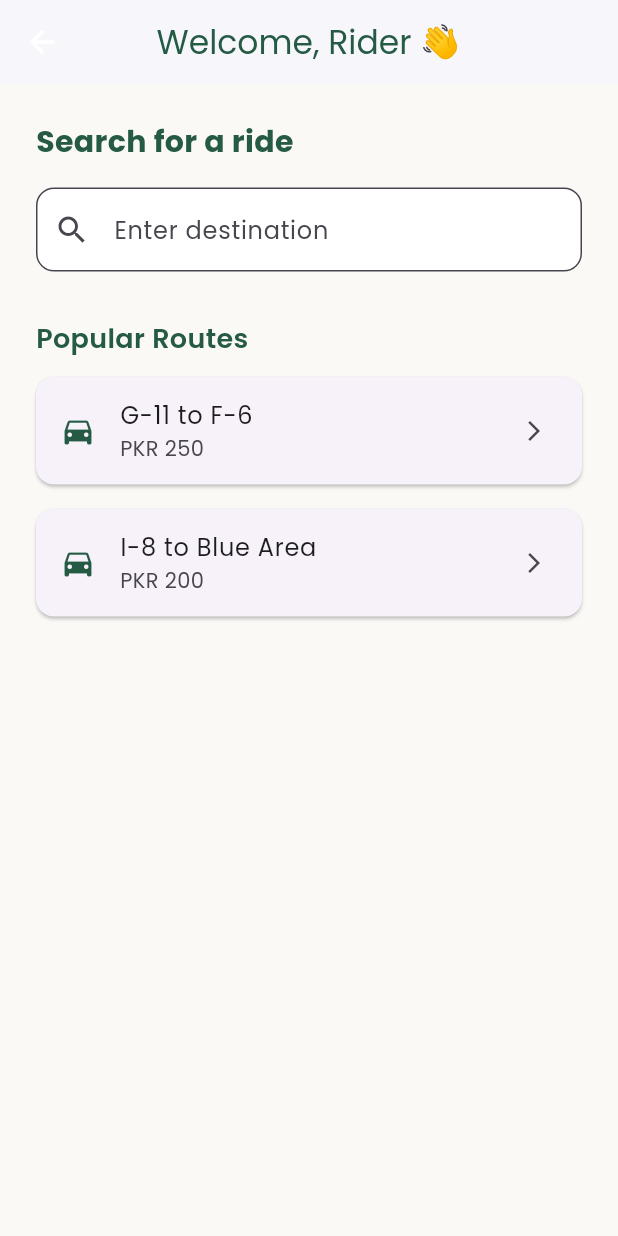
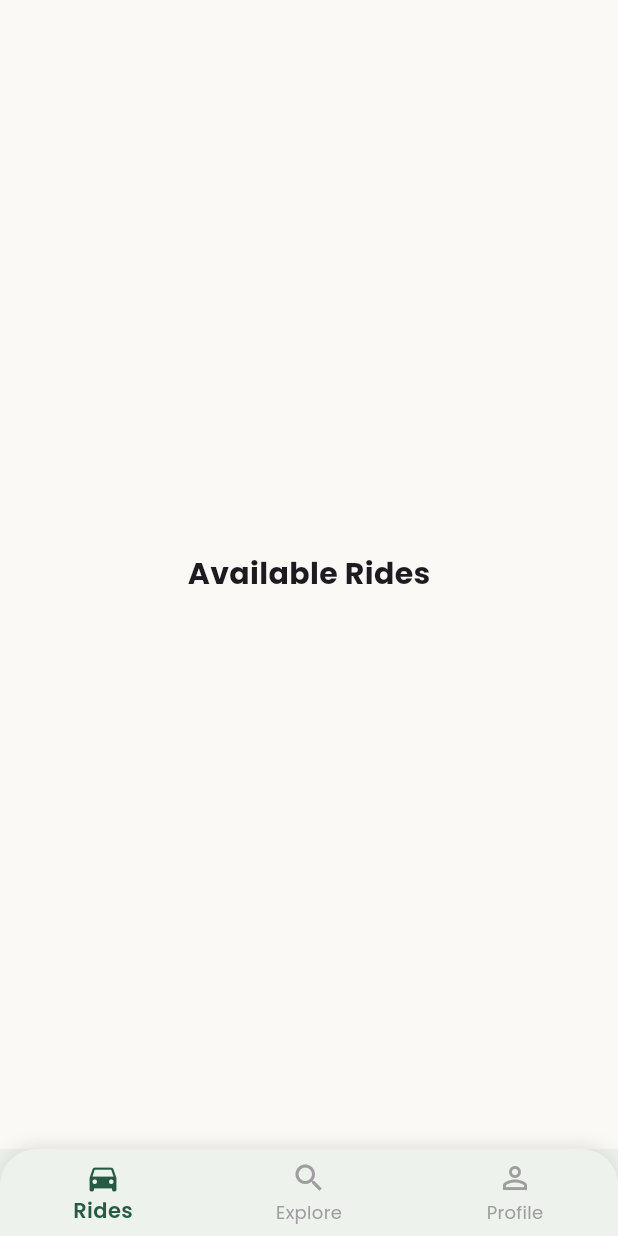
Before and after one commit to alibassam24/Carpool, a Flutter app: the RiderHomeScreen screen opened directly, on a phone screen of 412 x 824 dp. Run offline on Flutter 3.47's test engine with Material 3 defaults, Android fonts, the light colour scheme and no system bars; our stand-ins replace get, google_fonts, shared_preferences; accounts and stored records are empty.

Commit message:
rider pages

```diff
--- a/lib/screens/rider/rider_home_screen.dart
+++ b/lib/screens/rider/rider_home_screen.dart
@@ -1,92 +1,75 @@
 import 'package:flutter/material.dart';
+import 'rides_screen.dart';
+import 'messages_screen.dart';
+import 'profile_screen.dart';
 
-class RiderHomeScreen extends StatelessWidget {
+class RiderHomeScreen extends StatefulWidget {
   const RiderHomeScreen({super.key});
+
+  @override
+  State<RiderHomeScreen> createState() => _RiderHomeScreenState();
+}
+
+class _RiderHomeScreenState extends State<RiderHomeScreen> {
+  int _selectedIndex = 0;
+
+  final List<Widget> _screens = const [
+    RidesScreen(),
+    MessagesScreen(),
+    RiderProfileScreen(),
+  ];
 
   @override
   Widget build(BuildContext context) {
     return Scaffold(
+      // backgroundColor: Color(0xFFA8CABA), // Accent green tint
+
      backgroundColor: const Color(0xFFFAF9F6),
-      appBar: AppBar(
-        backgroundColor: Colors.white,
-        elevation: 1,
-        title: const Text(
-          'Welcome, Rider 👋',
-          style: TextStyle(color: Color(0xFF255A45)),
+      body: IndexedStack(
+        index: _selectedIndex,
+        children: _screens,
       ),
-        centerTitle: true,
+      bottomNavigationBar: Container(
+  decoration: BoxDecoration(
+    color: const Color(0xFFFAF9F6),
+    borderRadius: const BorderRadius.only(
+      topLeft: Radius.circular(24),
+      topRight: Radius.circular(24),
     ),
-      body: Padding(
-        padding: const EdgeInsets.all(24.0),
-        child: Column(
-          crossAxisAlignment: CrossAxisAlignment.start,
-          children: [
-            const Text(
-              "Search for a ride",
-              style: TextStyle(
-                fontSize: 20,
-                fontWeight: FontWeight.bold,
-                color: Color(0xFF255A45),
+    boxShadow: [
+      BoxShadow(
+        color: Colors.black12,
+        blurRadius: 10,
+        offset: Offset(0, -1),
       ),
-            ),
-            const SizedBox(height: 16),
-            TextField(
-              decoration: InputDecoration(
-                hintText: 'Enter destination',
-                filled: true,
-                fillColor: Colors.white,
-                prefixIcon: const Icon(Icons.search),
-                border: OutlineInputBorder(
-                  borderRadius: BorderRadius.circular(12),
-                  borderSide: const BorderSide(color: Colors.grey),
-                ),
-              ),
-            ),
-            const SizedBox(height: 32),
-            const Text(
-              "Popular Routes",
-              style: TextStyle(
-                fontSize: 18,
-                fontWeight: FontWeight.w600,
-                color: Color(0xFF255A45),
-              ),
-            ),
-            const SizedBox(height: 12),
-            Expanded(
-              child: ListView(
-                children: const [
-                  RideCard(route: "G-11 to F-6", price: "PKR 250"),
-                  RideCard(route: "I-8 to Blue Area", price: "PKR 200"),
     ],
   ),
-            )
+  child: BottomNavigationBar(
+
+    backgroundColor: Color(0xFFA8CABA).withOpacity(0.15),
+    elevation: 0,
+    type: BottomNavigationBarType.fixed,
+    currentIndex: _selectedIndex,
+    onTap: (index) => setState(() => _selectedIndex = index),
+    selectedItemColor: const Color(0xFF255A45),
+    unselectedItemColor: Colors.grey,
+    selectedLabelStyle: TextStyle(fontWeight: FontWeight.w600),
+    items: const [
+      BottomNavigationBarItem(
+        icon: Icon(Icons.directions_car),
+        label: 'Rides',
+      ),
+      BottomNavigationBarItem(
+        icon: Icon(Icons.search),
+        label: 'Explore',
+      ),
+      BottomNavigationBarItem(
+        icon: Icon(Icons.person_outline),
+        label: 'Profile',
+      ),
     ],
   ),
 ),
 );
 }
 }
-
-class RideCard extends StatelessWidget {
-  final String route;
-  final String price;
-
-  const RideCard({super.key, required this.route, required this.price});
-
-  @override
-  Widget build(BuildContext context) {
-    return Card(
-      margin: const EdgeInsets.only(bottom: 16),
-      shape: RoundedRectangleBorder(borderRadius: BorderRadius.circular(12)),
-      child: ListTile(
-        leading: const Icon(Icons.directions_car, color: Color(0xFF255A45)),
-        title: Text(route),
-        subtitle: Text(price),
-        trailing: const Icon(Icons.arrow_forward_ios, size: 16),
-        onTap: () {
-          // TODO: Navigate to ride details
-        },
-      ),
-    );
-  }
-}
--- /dev/null
+++ b/lib/screens/rider/rides_screen.dart
@@ -0,0 +1,15 @@
+import 'package:flutter/material.dart';
+
+class RidesScreen extends StatelessWidget {
+  const RidesScreen({super.key});
+
+  @override
+  Widget build(BuildContext context) {
+    return Center(
+      child: Text(
+        'Available Rides',
+        style: TextStyle(fontSize: 20, fontWeight: FontWeight.bold),
+      ),
+    );
+  }
+}
```
Also changed, not shown: lib/screens/rider/messages_screen.dart (added, +15 -0 lines), lib/screens/rider/profile_screen.dart (added, +151 -0 lines). Lines whose indentation alone changed are shown as unchanged.
